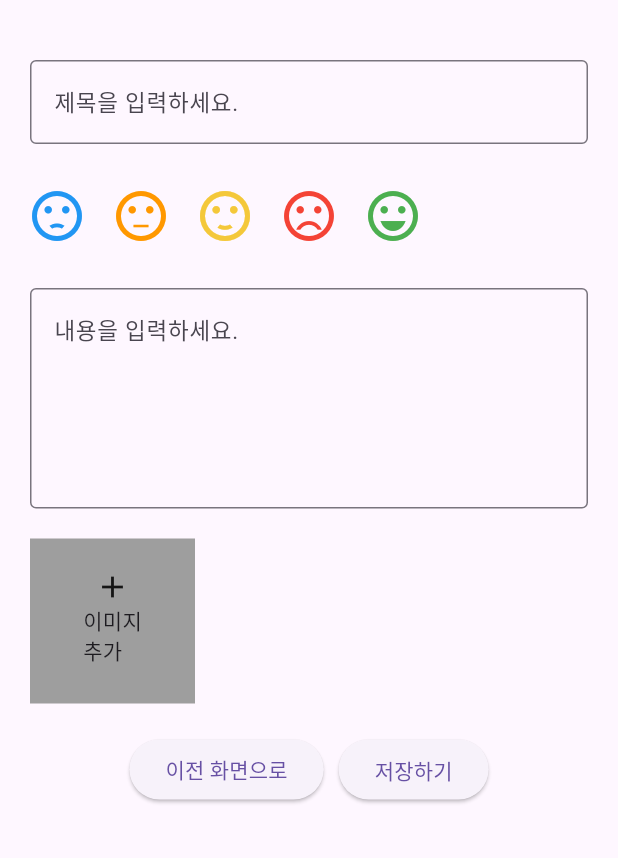
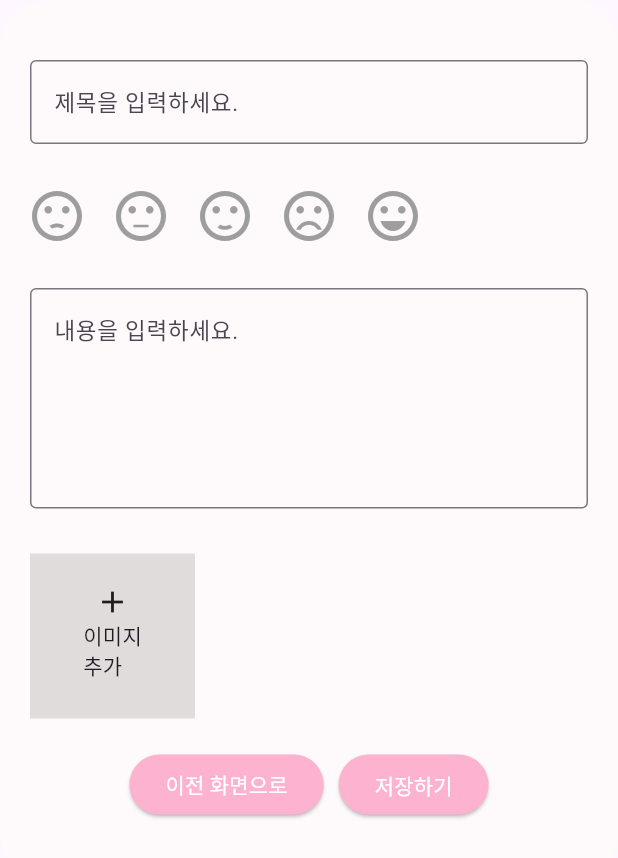
Before and after one commit to m2kyungmin/latte, a Flutter app: what pop_up_window() shows on an empty page, opened directly, on a phone screen of 412 x 824 dp. Shown: the top 858 px of the screen. Run offline on Flutter 3.47's test engine with Material 3 defaults, Android fonts, the phone set to English and light mode, and no system bars; our stand-ins replace animated_splash_screen, image_picker, ionicons, settings_ui, shared_preferences, table_calendar; missing offline and left inert: expand_widget; accounts and stored records are empty.

Commit message:
첫번째페이지 정리

```diff
--- a/lib/Setting_Screen.dart
+++ b/lib/Setting_Screen.dart
@@ -1,3 +1,5 @@
+// ignore_for_file: depend_on_referenced_packages
+
 import 'package:flutter/cupertino.dart';
 import 'package:flutter/material.dart';
 import 'package:ionicons/ionicons.dart';
@@ -111,7 +113,6 @@ class _AccountScreenState extends State<AccountScreen> {
                               fontWeight: FontWeight.w500,
                             ),
                           ),
-
                           const SizedBox(
                             height: 10,
                           ),
--- a/lib/main.dart
+++ b/lib/main.dart
@@ -92,8 +92,9 @@ class _MyWidgetState extends State<MyWidget> {
             label: '설정',
           ),
         ],
-        selectedItemColor: Colors.green,
-        selectedIconTheme: const IconThemeData(color: Colors.green),
+        selectedItemColor: Color.fromARGB(255, 247, 109, 150),
+        selectedIconTheme:
+            const IconThemeData(color: Color.fromARGB(255, 247, 109, 150)),
         unselectedItemColor: Colors.black,
         currentIndex: selectedIndex,
         onTap: onItemTapped,
--- a/lib/widgets/pop_up_window.dart
+++ b/lib/widgets/pop_up_window.dart
@@ -1,6 +1,4 @@
 import 'package:flutter/material.dart';
-import 'package:flutter/widgets.dart';
-import 'dart:io';
 import 'package:image_picker/image_picker.dart';
 
 class pop_up_window extends StatefulWidget {
@@ -11,41 +9,11 @@ class pop_up_window extends StatefulWidget {
 }
 
 class pop_up_windowState extends State<pop_up_window> {
-  //내용 작성하기
-  final controller = TextEditingController();
-  int textCounter = 0;
-
-  _printValue() {
-    print("_printValue(): ${controller.text}");
-    setState(() {
-      textCounter = controller.text.length;
-    });
-  }
-
-  @override
-  void initState() {
-    super.initState();
-    controller.addListener(_printValue);
-  }
-
-  @override
-  void dispose() {
-    controller.dispose();
-    super.dispose();
-  }
-
-  // saveW(var word) async {
-  //   SharedPreferences prefs = await SharedPreferences.getInstance();
-  //   prefs.setString('word', word);
-  // }
-  // loadW() async {
-  //   SharedPreferences prefs = await SharedPreferences.getInstance();
-  //   String? value = prefs.getString('word');
-  //   print(value);
-  // }
-
-  //이미지, 갤러리 사진 가져오기
+  final titleController = TextEditingController();
+  final contentController = TextEditingController();
   XFile? _image;
+  IconData? _selectedIcon;
+  Color _iconColor = Colors.grey;
 
   Future getGalleryImage() async {
     var image = await ImagePicker().pickImage(source: ImageSource.gallery);
@@ -56,39 +24,44 @@ class pop_up_windowState extends State<pop_up_window> {
 
   Future getCameraImage() async {
     var image = await ImagePicker().pickImage(source: ImageSource.camera);
-
     setState(() {
       _image = image;
     });
   }
 
-  // saveP(var pic) async {
-  //   SharedPreferences prefs = await SharedPreferences.getInstance();
-  //   prefs.setString('pic', pic);
-  // }
-  // loadP() async {
-  //   SharedPreferences prefs = await SharedPreferences.getInstance();
-  //   String? value = prefs.getString('pic');
-  //   print(value);
-  // }
+  void _selectIcon(IconData icon, Color color) {
+    setState(() {
+      _selectedIcon = icon;
+      _iconColor = color;
+    });
+  }
+
+  @override
+  void dispose() {
+    titleController.dispose();
+    contentController.dispose();
+    super.dispose();
+  }
 
   @override
   Widget build(BuildContext context) {
     return SingleChildScrollView(
       child: Container(
         decoration: BoxDecoration(
-          color: Color.fromARGB(0, 255, 255, 255),
           shape: BoxShape.rectangle,
-          borderRadius: new BorderRadius.all(new Radius.circular(32.0)),
+          color: Color.fromARGB(255, 254, 250, 251),
+          borderRadius: BorderRadius.all(Radius.circular(32.0)),
         ),
         child: Column(
-          children: (<Widget>[
+          children: <Widget>[
             SizedBox(height: 40),
             Padding(
               padding: const EdgeInsets.fromLTRB(20.0, 0, 20, 0),
               child: TextField(
-                style: const TextStyle(fontSize: 15),
-                controller: controller,
+                style: const TextStyle(
+                  fontSize: 15,
+                ),
+                controller: titleController,
                 decoration: const InputDecoration(
                   border: OutlineInputBorder(),
                   hintText: '제목을 입력하세요.',
@@ -105,63 +78,71 @@ class pop_up_windowState extends State<pop_up_window> {
                 Padding(
                   padding: const EdgeInsets.fromLTRB(10.0, 0, 0, 0),
                   child: IconButton(
-                      onPressed: () {
-                        print('ㅠㅠ');
-                      },
+                    onPressed: () =>
+                        _selectIcon(Icons.sentiment_dissatisfied, Colors.blue),
                     icon: Icon(Icons.sentiment_dissatisfied),
-                      color: Colors.blue,
+                    color: _selectedIcon == Icons.sentiment_dissatisfied
+                        ? Colors.blue
+                        : Colors.grey,
                     iconSize: 40,
-                    )),
+                  ),
+                ),
                 Padding(
                   padding: const EdgeInsets.fromLTRB(0.0, 0, 0, 0),
                   child: IconButton(
-                      onPressed: () {
-                        print('-_-');
-                      },
+                    onPressed: () =>
+                        _selectIcon(Icons.sentiment_neutral, Colors.orange),
                     icon: Icon(Icons.sentiment_neutral),
-                      color: Colors.orange,
+                    color: _selectedIcon == Icons.sentiment_neutral
+                        ? Colors.orange
+                        : Colors.grey,
                     iconSize: 40,
-                    )),
+                  ),
+                ),
                 Padding(
                   padding: const EdgeInsets.fromLTRB(0.0, 0, 0, 0),
                   child: IconButton(
-                      onPressed: () {
-                        print('^_^');
-                      },
+                    onPressed: () =>
+                        _selectIcon(Icons.sentiment_satisfied, Colors.yellow),
                     icon: Icon(Icons.sentiment_satisfied),
-                      color: Color.fromARGB(255, 244, 200, 58),
+                    color: _selectedIcon == Icons.sentiment_satisfied
+                        ? Colors.yellow
+                        : Colors.grey,
                     iconSize: 40,
-                    )),
+                  ),
+                ),
                 Padding(
                   padding: const EdgeInsets.fromLTRB(0.0, 0, 0, 0),
                   child: IconButton(
-                      onPressed: () {
-                        print('x.x');
-                      },
+                    onPressed: () => _selectIcon(
+                        Icons.sentiment_very_dissatisfied, Colors.red),
                     icon: Icon(Icons.sentiment_very_dissatisfied),
-                      color: Colors.red,
+                    color: _selectedIcon == Icons.sentiment_very_dissatisfied
+                        ? Colors.red
+                        : Colors.grey,
                     iconSize: 40,
-                    )),
+                  ),
+                ),
                 Padding(
                   padding: const EdgeInsets.fromLTRB(0.0, 0, 0, 0),
                   child: IconButton(
-                      onPressed: () {
-                        print('^u^');
-                      },
+                    onPressed: () => _selectIcon(
+                        Icons.sentiment_very_satisfied, Colors.green),
                     icon: Icon(Icons.sentiment_very_satisfied),
-                      color: Colors.green,
+                    color: _selectedIcon == Icons.sentiment_very_satisfied
+                        ? Colors.green
+                        : Colors.grey,
                     iconSize: 40,
-                    )),
+                  ),
+                ),
               ],
             ),
-            SizedBox(
-              height: 20,
-            ), //내용 입력
+            SizedBox(height: 20),
             Padding(
               padding: const EdgeInsets.fromLTRB(20.0, 0, 20, 0),
               child: TextField(
                 style: const TextStyle(fontSize: 15),
-                controller: controller,
+                controller: contentController,
                 decoration: const InputDecoration(
                   border: OutlineInputBorder(),
                   hintText: '내용을 입력하세요.',
@@ -171,6 +152,7 @@ class pop_up_windowState extends State<pop_up_window> {
                 maxLines: 5,
               ),
             ),
+            SizedBox(height: 10),
             Row(
               children: [
                 InkWell(
@@ -178,78 +160,58 @@ class pop_up_windowState extends State<pop_up_window> {
                   child: Container(
                     padding: EdgeInsets.fromLTRB(10, 20, 10, 10),
                     margin: EdgeInsets.fromLTRB(20, 20, 20, 20),
-                    color: Colors.grey,
+                    color: const Color.fromARGB(255, 225, 220, 220),
                     height: 110,
                     width: 110,
                     child: Column(
                       children: [
                         Icon(Icons.add),
-                        Text(
-                          '이미지\n추가',
-                        ),
+                        Text('이미지\n추가'),
                       ],
                     ),
                   ),
                 ),
-                // ElevatedButton(
-                //   onPressed: () async {
-                //     SharedPreferences prefs = await SharedPreferences.getInstance();
-                //     prefs.setString('pic', _image!.path);
-                //   },
-                //   child: Text("사진 저장"),
-                // ),
-                // ElevatedButton(
-                //   onPressed: () {
-                //     loadP();
-                //   },
-                //   child: Text("사진 불러오기"),
-                // ),
               ],
             ),
-
             Row(
               mainAxisAlignment: MainAxisAlignment.center,
               children: [
                 ElevatedButton(
+                  style: ElevatedButton.styleFrom(
+                    backgroundColor: Color.fromARGB(255, 253, 179, 208),
+                    foregroundColor: Colors.white,
+                  ),
                   onPressed: () {
                     Navigator.pop(context);
                   },
                   child: const Text('이전 화면으로'),
                 ),
-                SizedBox(
-                  width: 10,
+                SizedBox(width: 10),
+                ElevatedButton(
+                  style: ElevatedButton.styleFrom(
+                    backgroundColor: Color.fromARGB(255, 253, 179, 208),
+                    foregroundColor: Colors.white,
                   ),
-                ElevatedButton(
                   onPressed: () {
-                      setState(() {
-                        // pages.add(const DiaryBlock());
+                    if (titleController.text.isNotEmpty &&
+                        contentController.text.isNotEmpty &&
+                        _image != null &&
+                        _selectedIcon != null) {
+                      Navigator.pop(context, {
+                        'title': titleController.text,
+                        'content': contentController.text,
+                        'imagePath': _image!.path,
+                        'icon': _selectedIcon!.codePoint.toString(),
+                        'iconColor': _iconColor.value.toString(),
                       });
-                      // print(pages.length);
-                      Navigator.pop(context);
+                    }
                   },
-                    child: const Text('저장하기')),
+                  child: const Text('저장하기'),
+                ),
               ],
             ),
             SizedBox(height: 40),
-            // Row(
-            //   mainAxisAlignment: MainAxisAlignment.center,
-            //   children: [
-            //     ElevatedButton(
-            //       onPressed: () async {
-            //         SharedPreferences prefs = await SharedPreferences.getInstance();
-            //         prefs.setString('word', controller.text);
-            //       },
-            //       child: Text("내용 저장"),
-            //     ),
-            //     ElevatedButton(
-            //       onPressed: () {
-            //         loadW();
-            //       },
-            //       child: Text("내용 불러오기"),
-            //     )
-            //   ],
-            // ),
-          ]),
+          ],
         ),
       ),
     );
--- a/pubspec.yaml
+++ b/pubspec.yaml
@@ -43,6 +43,8 @@ dependencies:
   expand_widget: ^3.1.1
   image_picker: ^1.1.2
   shared_preferences: ^2.2.3
+  provider: ^6.1.2
+  ionicons: ^0.2.2
 
 dev_dependencies:
   flutter_test:
```
Also changed, not shown: lib/bottompages/firstpage/firstpage.dart (+203 -104 lines), lib/bottompages/secondpage/secondpage.dart (+3 -5 lines), pubspec.lock. Lines whose indentation alone changed are shown as unchanged.
